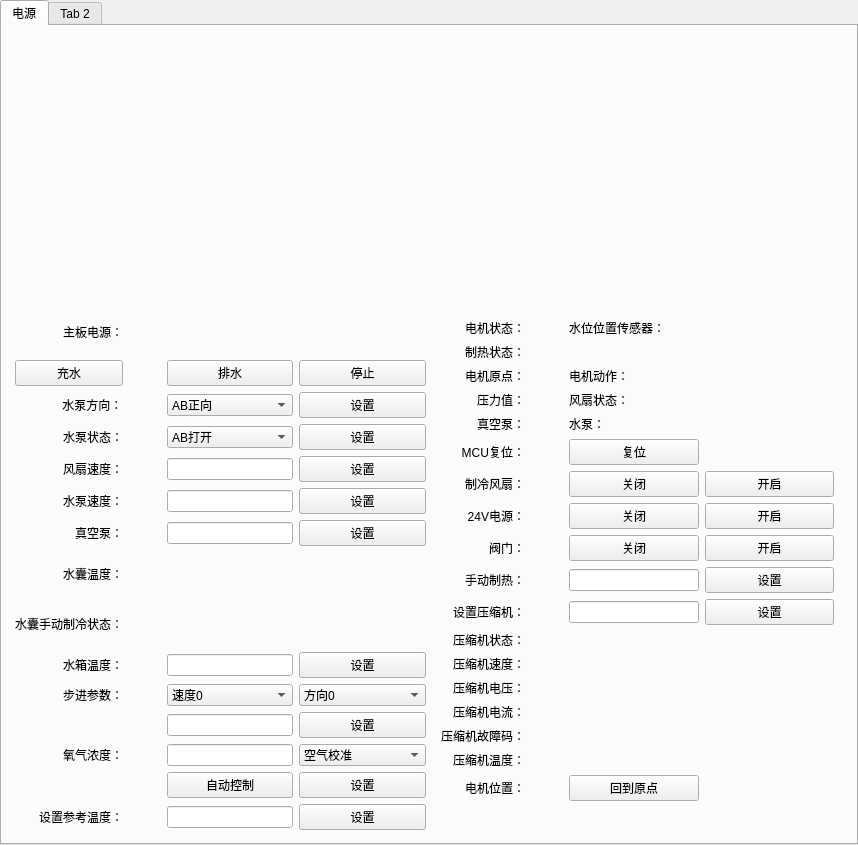
Old version of the form GLPyModule/JExtension/JWaterControl/Resources/UI/JWaterControl.ui in the repository jiazeyu1987/VeinTest.
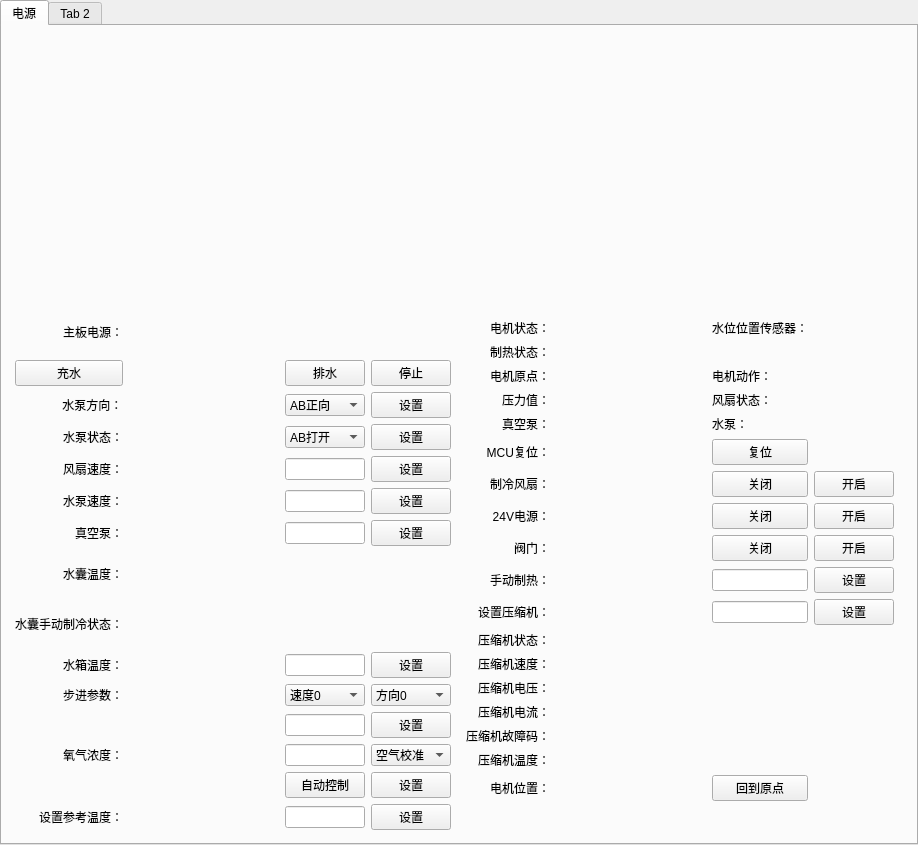
New version of the form. Custom widgets are drawn as their Qt base class.

Commit message: water control and ug system okay

Patch:
```diff
--- a/GLPyModule/JExtension/JWaterControl/Resources/UI/JWaterControl.ui
+++ b/GLPyModule/JExtension/JWaterControl/Resources/UI/JWaterControl.ui
@@ -6,7 +6,7 @@
    <rect>
     <x>0</x>
     <y>0</y>
-    <width>858</width>
+    <width>905</width>
     <height>845</height>
    </rect>
   </property>
@@ -98,6 +98,12 @@
                 </property>
                 <item row="12" column="2">
                  <widget class="QLabel" name="label_14">
+                  <property name="minimumSize">
+                   <size>
+                    <width>150</width>
+                    <height>0</height>
+                   </size>
+                  </property>
                   <property name="text">
                    <string/>
                   </property>
@@ -132,6 +138,12 @@
                 </item>
                 <item row="6" column="2">
                  <widget class="QLabel" name="label_50">
+                  <property name="minimumSize">
+                   <size>
+                    <width>150</width>
+                    <height>0</height>
+                   </size>
+                  </property>
                   <property name="text">
                    <string/>
                   </property>
@@ -153,6 +165,12 @@
                 </item>
                 <item row="10" column="2">
                  <widget class="QLabel" name="label_9">
+                  <property name="minimumSize">
+                   <size>
+                    <width>150</width>
+                    <height>0</height>
+                   </size>
+                  </property>
                   <property name="text">
                    <string/>
                   </property>
@@ -194,6 +212,12 @@
                 </item>
                 <item row="8" column="2">
                  <widget class="QLabel" name="label_3">
+                  <property name="minimumSize">
+                   <size>
+                    <width>150</width>
+                    <height>0</height>
+                   </size>
+                  </property>
                   <property name="text">
                    <string/>
                   </property>
@@ -228,6 +252,12 @@
                 </item>
                 <item row="14" column="2">
                  <widget class="QLabel" name="label_16">
+                  <property name="minimumSize">
+                   <size>
+                    <width>150</width>
+                    <height>0</height>
+                   </size>
+                  </property>
                   <property name="text">
                    <string/>
                   </property>
@@ -235,6 +265,12 @@
                 </item>
                 <item row="5" column="2">
                  <widget class="QLabel" name="label_49">
+                  <property name="minimumSize">
+                   <size>
+                    <width>150</width>
+                    <height>0</height>
+                   </size>
+                  </property>
                   <property name="text">
                    <string/>
                   </property>
@@ -276,6 +312,12 @@
                 </item>
                 <item row="16" column="2">
                  <widget class="QLabel" name="label_17">
+                  <property name="minimumSize">
+                   <size>
+                    <width>150</width>
+                    <height>0</height>
+                   </size>
+                  </property>
                   <property name="text">
                    <string/>
                   </property>
@@ -344,6 +386,12 @@
                 </item>
                 <item row="11" column="2">
                  <widget class="QLabel" name="label_66">
+                  <property name="minimumSize">
+                   <size>
+                    <width>150</width>
+                    <height>0</height>
+                   </size>
+                  </property>
                   <property name="text">
                    <string/>
                   </property>
@@ -368,6 +416,12 @@
                 </item>
                 <item row="9" column="2">
                  <widget class="QLabel" name="label_5">
+                  <property name="minimumSize">
+                   <size>
+                    <width>150</width>
+                    <height>0</height>
+                   </size>
+                  </property>
                   <property name="text">
                    <string/>
                   </property>
@@ -490,6 +544,12 @@
                 </item>
                 <item row="7" column="2">
                  <widget class="QLabel" name="label_2">
+                  <property name="minimumSize">
+                   <size>
+                    <width>150</width>
+                    <height>0</height>
+                   </size>
+                  </property>
                   <property name="text">
                    <string/>
                   </property>
@@ -527,6 +587,12 @@
                 </item>
                 <item row="0" column="1">
                  <widget class="QLabel" name="label_27">
+                  <property name="minimumSize">
+                   <size>
+                    <width>150</width>
+                    <height>0</height>
+                   </size>
+                  </property>
                   <property name="text">
                    <string/>
                   </property>
@@ -555,6 +621,12 @@
                 </item>
                 <item row="1" column="1">
                  <widget class="QLabel" name="label_67">
+                  <property name="minimumSize">
+                   <size>
+                    <width>150</width>
+                    <height>0</height>
+                   </size>
+                  </property>
                   <property name="text">
                    <string/>
                   </property>
```
The commit also changes 5 other files.
